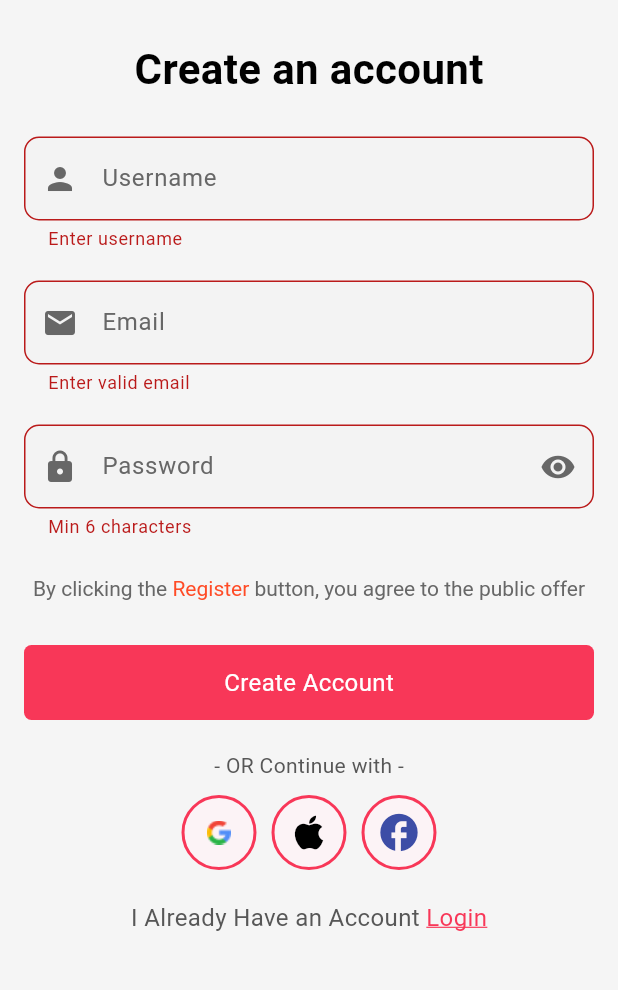
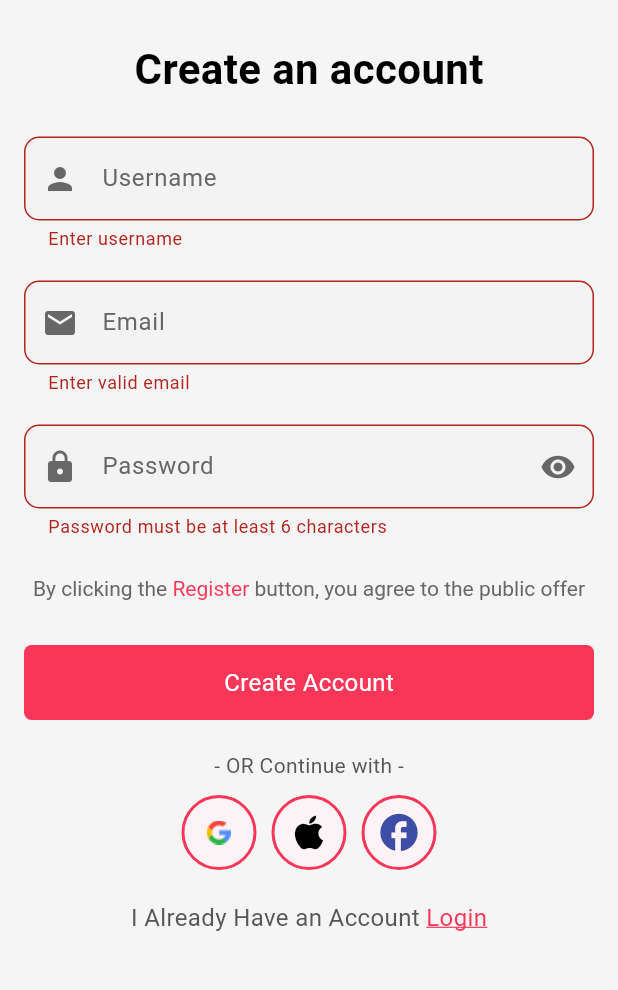
Before and after one commit to Kubraejaz/LoveBox, a Flutter app: the SignupScreen screen opened directly, after a tap on "Create Account", on a phone screen of 412 x 824 dp, the part 174-1164 px from its top. Run offline on Flutter 3.47's test engine with Material 3 defaults, Android fonts, the phone set to English and light mode, and no system bars; our stand-ins replace shared_preferences; accounts and stored records are empty; network calls fail.

Commit message:
Initial commit: Add LoveBox Flutter app with HomeScreen, LoginScreen, SignupScreen, ProductDetailScreen, AppColors, AppStrings, and SnackbarHelper

```diff
--- a/lib/constants/api_endpoints.dart
+++ b/lib/constants/api_endpoints.dart
@@ -1,5 +1,5 @@
 class ApiEndpoints {
-  static const String baseUrl = 'http://192.168.18.33:8000/api/v1';
+  static const String baseUrl = 'http://10.108.72.37:8000/api/v1';
   static const String login = '$baseUrl/login';
   static const String register = '$baseUrl/register';
 }
--- /dev/null
+++ b/lib/constants/color.dart
@@ -0,0 +1,26 @@
+import 'package:flutter/material.dart';
+
+class AppColors {
+  static const Color primary = Color(
+    0xFFF83758,
+  ); // Main accent / buttons / price
+  static const Color background = Color(0xFFF5F5F5); // Screen background
+  static const Color textDark = Color(0xFF000000); // Titles / main text
+  static const Color textGrey = Color(
+    0xFF676767,
+  ); // Secondary text / description
+  static const Color textLightGrey = Color(0xFF575757); // Light grey text
+  static const Color inputFill = Color(0xFFF3F3F3); // Input field background
+  static const Color socialButton = Color(0xFFFCF3F6); // Social login buttons
+  static const Color facebookBlue = Color(0xFF3D4DA6); // Facebook button
+  static const Color brokenImage = Color(
+    0xFFE0E0E0,
+  ); // Fallback for broken images
+  static const Color dialogYes = Color(
+    0xFFFFFFFF,
+  ); // Logout dialog Yes button background
+  static const Color dialogNo = Color(
+    0xFF9E9E9E,
+  ); // Logout dialog No button background
+  static const Color dialogPressed = Color(0xFFFFA3B1); // Pinkish pressed state
+}
--- /dev/null
+++ b/lib/constants/strings.dart
@@ -0,0 +1,45 @@
+class AppStrings {
+  // App Name
+  static const appName = "LoveBox";
+
+  // Signup Strings
+  static const createAccount = "Create an account";
+  static const username = "Username";
+  static const email = "Email";
+  static const password = "Password";
+  static const usernameValidator = "Enter username";
+  static const emailValidator = "Enter valid email";
+  static const passwordValidator = "Password must be at least 6 characters";
+  static const registerAgreement = "By clicking the ";
+  static const registerButton = "Register";
+  static const registerAgreement2 = " button, you agree to the public offer";
+  static const accountCreated = "Account created successfully!";
+  static const createAccountButton = "Create Account";
+  static const orContinue = "- OR Continue with -";
+  static const alreadyAccount = "I Already Have an Account ";
+  static const login = "Login";
+
+  // Login Strings
+  static const fillAllFields = "Please fill all fields";
+  static const emptyResponse = "Empty response from server";
+  static const loginSuccess = "Login successful";
+  static const loginFailed = "Login failed";
+  static const error = "Error";
+  static const welcomeBack = "Welcome Back!";
+  static const forgotPassword = "Forgot Password?";
+  static const loginButton = "Login";
+  static const createAccountLogin = "Create An Account ";
+  static const signUp = "Sign Up";
+
+  // Home Screen
+  static const logoutConfirm = "Are you sure!";
+  static const yes = "Yes";
+  static const no = "No";
+  static const searchHint = "Search products...";
+
+  // Product Detail
+  static const addToCart = "Add to Cart";
+  static const defaultProductDescription =
+      "This is a lovely gift item perfect for your loved ones. Made with love and care to make every moment special.";
+  static const productAddedToCart = " has been added to your cart 🛒";
+}
--- a/lib/screens/signup_screen.dart
+++ b/lib/screens/signup_screen.dart
@@ -1,10 +1,14 @@
 import 'package:flutter/material.dart';
-import 'package:lovebox/utils/snackbar_helper.dart';
 import 'package:provider/provider.dart';
 import '../providers/auth_provider.dart';
+import '../utils/snackbar_helper.dart';
 import 'login_screen.dart';
+import '../constants/color.dart';
+import '../constants/strings.dart';
 
 class SignupScreen extends StatefulWidget {
+  const SignupScreen({super.key});
+
   @override
   State<SignupScreen> createState() => _SignupScreenState();
 }
@@ -21,22 +25,22 @@ class _SignupScreenState extends State<SignupScreen> {
 
     return Scaffold(
       body: Container(
-        color: Color(0xFFF5F5F5),
+        color: AppColors.background,
         child: Column(
           crossAxisAlignment: CrossAxisAlignment.start,
           children: [
             Padding(
               padding: const EdgeInsets.only(top: 70),
               child: Text(
-                'LoveBox',
-                style: TextStyle(
+                AppStrings.appName,
+                style: const TextStyle(
                   fontSize: 32,
                   fontWeight: FontWeight.bold,
-                  color: Color(0xFFF83758),
+                  color: AppColors.primary,
                 ),
               ),
             ),
-            SizedBox(height: 10),
+            const SizedBox(height: 10),
             Expanded(
               child: Padding(
                 padding: const EdgeInsets.all(16.0),
@@ -44,110 +48,114 @@ class _SignupScreenState extends State<SignupScreen> {
                   child: Form(
                     key: _formKey,
                     child: Column(
-                      mainAxisAlignment: MainAxisAlignment.center,
                       children: [
                         Text(
-                          'Create an account',
-                          style: TextStyle(
+                          AppStrings.createAccount,
+                          style: const TextStyle(
                             fontSize: 28,
                             fontWeight: FontWeight.bold,
-                            color: Color(0xFF000000),
+                            color: AppColors.textDark,
                           ),
                         ),
-                        SizedBox(height: 25),
+                        const SizedBox(height: 25),
                         // Username
                         TextFormField(
                           controller: _nameController,
                           decoration: InputDecoration(
-                            labelText: 'Username',
-                            prefixIcon: Icon(
+                            labelText: AppStrings.username,
+                            prefixIcon: const Icon(
                               Icons.person,
-                              color: Color(0xFF676767),
+                              color: AppColors.textGrey,
                             ),
                             border: OutlineInputBorder(
                               borderRadius: BorderRadius.circular(10.0),
                             ),
-                            labelStyle: TextStyle(color: Color(0xFF676767)),
+                            labelStyle: const TextStyle(
+                              color: AppColors.textGrey,
+                            ),
                             filled: true,
-                            fillColor: Color(0xFFF3F3F3),
+                            fillColor: AppColors.inputFill,
                           ),
                           validator:
                               (val) =>
                                   val == null || val.isEmpty
-                                      ? "Enter username"
+                                      ? AppStrings.usernameValidator
                                       : null,
                         ),
-                        SizedBox(height: 20),
+                        const SizedBox(height: 20),
                         // Email
                         TextFormField(
                           controller: _emailController,
                           decoration: InputDecoration(
-                            labelText: 'Email',
-                            prefixIcon: Icon(
+                            labelText: AppStrings.email,
+                            prefixIcon: const Icon(
                               Icons.email,
-                              color: Color(0xFF676767),
+                              color: AppColors.textGrey,
                             ),
                             border: OutlineInputBorder(
                               borderRadius: BorderRadius.circular(10.0),
                             ),
-                            labelStyle: TextStyle(color: Color(0xFF676767)),
+                            labelStyle: const TextStyle(
+                              color: AppColors.textGrey,
+                            ),
                             filled: true,
-                            fillColor: Color(0xFFF3F3F3),
+                            fillColor: AppColors.inputFill,
                           ),
                           keyboardType: TextInputType.emailAddress,
                           validator:
                               (val) =>
                                   val == null || !val.contains('@')
-                                      ? "Enter valid email"
+                                      ? AppStrings.emailValidator
                                       : null,
                         ),
-                        SizedBox(height: 20),
+                        const SizedBox(height: 20),
                         // Password
                         TextFormField(
                           controller: _passwordController,
                           decoration: InputDecoration(
-                            labelText: 'Password',
-                            prefixIcon: Icon(
+                            labelText: AppStrings.password,
+                            prefixIcon: const Icon(
                               Icons.lock,
-                              color: Color(0xFF676767),
+                              color: AppColors.textGrey,
                             ),
                             border: OutlineInputBorder(
                               borderRadius: BorderRadius.circular(10.0),
                             ),
-                            suffixIcon: Icon(
+                            suffixIcon: const Icon(
                               Icons.visibility,
-                              color: Color(0xFF676767),
+                              color: AppColors.textGrey,
                             ),
-                            labelStyle: TextStyle(color: Color(0xFF676767)),
+                            labelStyle: const TextStyle(
+                              color: AppColors.textGrey,
+                            ),
                             filled: true,
-                            fillColor: Color(0xFFF3F3F3),
+                            fillColor: AppColors.inputFill,
                           ),
                           obscureText: true,
                           validator:
                               (val) =>
                                   val == null || val.length < 6
-                                      ? "Min 6 characters"
+                                      ? AppStrings.passwordValidator
                                       : null,
                         ),
-                        SizedBox(height: 25),
+                        const SizedBox(height: 25),
                         RichText(
-                          text: TextSpan(
-                            text: 'By clicking the ',
-                            style: TextStyle(color: Color(0xFF676767)),
+                          text: const TextSpan(
+                            text: AppStrings.registerAgreement,
+                            style: TextStyle(color: AppColors.textGrey),
                             children: <TextSpan>[
                               TextSpan(
-                                text: 'Register',
-                                style: TextStyle(color: Color(0xFFFF4B26)),
+                                text: AppStrings.registerButton,
+                                style: TextStyle(color: AppColors.primary),
                               ),
                               TextSpan(
-                                text: ' button, you agree to the public offer',
-                                style: TextStyle(color: Color(0xFF676767)),
+                                text: AppStrings.registerAgreement2,
+                                style: TextStyle(color: AppColors.textGrey),
                               ),
                             ],
                           ),
                         ),
-                        SizedBox(height: 30),
-                        // Create Account button
+                        const SizedBox(height: 30),
                         GestureDetector(
                           onTap:
                               authProvider.isLoading
@@ -160,23 +168,24 @@ class _SignupScreenState extends State<SignupScreen> {
                                         _passwordController.text.trim(),
                                       );
 
+                                      // Show server-side error like duplicate email
                                       if (authProvider.errorMessage != null) {
-                                        // ❌ Use SnackbarHelper for error
                                         SnackbarHelper.showError(
                                           context,
                                           authProvider.errorMessage!,
                                         );
-                                      } else {
-                                        // ✅ Use SnackbarHelper for success
+                                      }
+                                      // Success case
+                                      else if (authProvider.user != null) {
                                         SnackbarHelper.showSuccess(
                                           context,
-                                          "Account created! Please login.",
+                                          AppStrings.accountCreated,
                                         );
 
                                         Navigator.pushReplacement(
                                           context,
                                           MaterialPageRoute(
-                                            builder: (context) => LoginScreen(),
+                                            builder: (_) => const LoginScreen(),
                                           ),
                                         );
                                       }
@@ -186,78 +195,76 @@ class _SignupScreenState extends State<SignupScreen> {
                             width: double.infinity,
                             height: 50,
                             decoration: BoxDecoration(
-                              color: Color(0xFFF83758),
+                              color: AppColors.primary,
                               borderRadius: BorderRadius.circular(5.0),
                             ),
                             child: Center(
                               child:
                                   authProvider.isLoading
-                                      ? CircularProgressIndicator(
+                                      ? const CircularProgressIndicator(
                                         color: Colors.white,
                                       )
-                                      : Text(
-                                        'Create Account',
+                                      : const Text(
+                                        AppStrings.createAccountButton,
                                         style: TextStyle(
                                           fontSize: 16,
-                                          color: Color(0xFFFFFFFF),
+                                          color: Colors.white,
                                         ),
                                       ),
                             ),
                           ),
                         ),
-                        SizedBox(height: 20),
-                        Text(
-                          '- OR Continue with -',
-                          style: TextStyle(color: Color(0xFF575757)),
+                        const SizedBox(height: 20),
+                        const Text(
+                          AppStrings.orContinue,
+                          style: TextStyle(color: AppColors.textLightGrey),
                         ),
-                        SizedBox(height: 10),
-                        // Social buttons
+                        const SizedBox(height: 10),
                         Row(
                           mainAxisAlignment: MainAxisAlignment.center,
                           children: [
                             _socialButton('assets/images/search.png'),
-                            SizedBox(width: 10),
+                            const SizedBox(width: 10),
                             _socialButton(
                               null,
                               icon: Icons.apple,
-                              iconColor: Color(0xFF000000),
+                              iconColor: Colors.black,
                             ),
-                            SizedBox(width: 10),
+                            const SizedBox(width: 10),
                             _socialButton(
                               null,
                               icon: Icons.facebook,
-                              iconColor: Color(0xFF3D4DA6),
+                              iconColor: AppColors.facebookBlue,
                             ),
                           ],
                         ),
-                        SizedBox(height: 20),
-                        // Login link
+                        const SizedBox(height: 20),
                         Row(
                           mainAxisAlignment: MainAxisAlignment.center,
                           children: [
-                            Text(
-                              "I Already Have an Account ",
+                            const Text(
+                              AppStrings.alreadyAccount,
                               style: TextStyle(
-                                color: Color(0xFF575757),
+                                color: AppColors.textLightGrey,
                                 fontSize: 16,
                               ),
                             ),
                             GestureDetector(
                               onTap: () {
-                                Navigator.push(
+                                Navigator.pushReplacement(
                                   context,
                                   MaterialPageRoute(
-                                    builder: (context) => LoginScreen(),
+                                    builder: (_) => const LoginScreen(),
                                   ),
                                 );
                               },
-                              child: Text(
-                                "Login",
+                              child: const Text(
+                                AppStrings.login,
                                 style: TextStyle(
-                                  color: Color(0xFFF83758),
+                                  color: AppColors.primary,
                                   fontSize: 16,
                                   decoration: TextDecoration.underline,
-                                  decorationColor: Color(0xFFF83758),
+                                  decorationColor: AppColors.primary,
                                 ),
                               ),
                             ),
@@ -280,9 +287,9 @@ class _SignupScreenState extends State<SignupScreen> {
       width: 50,
       height: 50,
       decoration: BoxDecoration(
-        color: Color(0xFFFCF3F6),
+        color: AppColors.socialButton,
         shape: BoxShape.circle,
-        border: Border.all(color: Color(0xFFF83758), width: 2.0),
+        border: Border.all(color: AppColors.primary, width: 2.0),
       ),
       child: IconButton(
         icon:
@@ -290,7 +297,7 @@ class _SignupScreenState extends State<SignupScreen> {
                 ? Image.asset(image, height: 30)
                 : Icon(icon, color: iconColor, size: 30),
         onPressed: () {},
-        padding: EdgeInsets.all(0),
+        padding: EdgeInsets.zero,
       ),
     );
   }
```
Also changed, not shown: lib/main.dart (+13 -40 lines), lib/providers/auth_provider.dart (+16 -13 lines), lib/screens/home_screen.dart (+92 -37 lines), lib/screens/login_screen.dart (+50 -71 lines), lib/screens/product_detail_screen.dart (+20 -21 lines), lib/services/local_storage.dart (+16 -30 lines).
